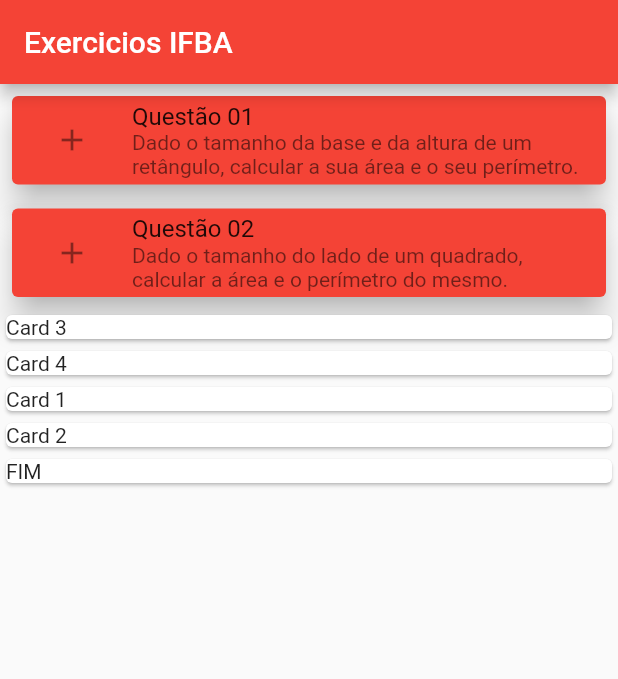
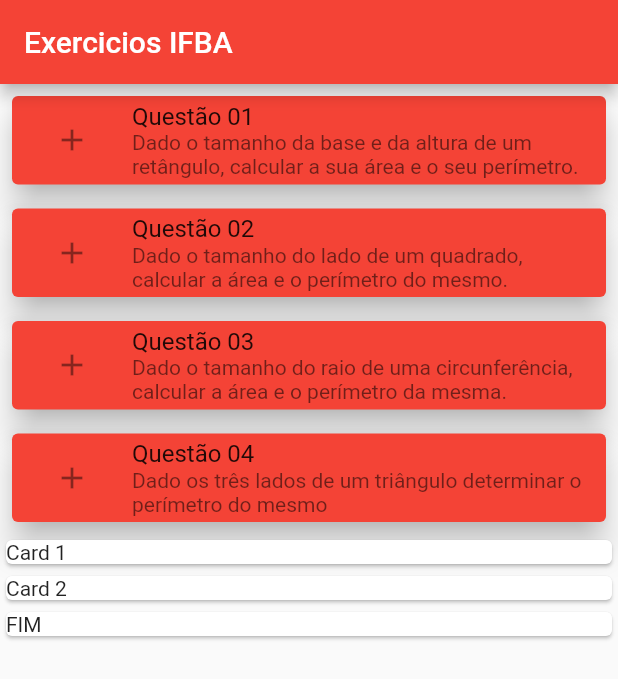
Before and after one commit to SamuelEngComp/app_lista_ifba, a Flutter app: the screen it shows after launch, on a phone screen of 412 x 824 dp. Shown: the top 679 px of the screen. Run offline on Flutter 3.47's test engine with Material 2 defaults, Android fonts, the phone set to English and light mode, and no system bars.

Commit message:
questao 04 finalizada... amanha continuo

```diff
--- /dev/null
+++ b/lib/controllers/questao_03_controller.dart
@@ -0,0 +1,10 @@
+
+//Dado o tamanho do raio de uma circunferência, calcular a área e o perímetro da mesma.
+class Questao03Controller{
+
+  static const PI = 3.14;
+
+  double areaCircunferencia(double raio) => PI*(raio*raio);
+  double perimetroCircunferencia(double raio) => 2*PI*raio;
+
+}
--- /dev/null
+++ b/lib/controllers/questao_04_controller.dart
@@ -0,0 +1,3 @@
+class Questao04Controller{
+  double perimetroTriangulo(double lado01, double lado02, double lado03) => lado01+lado02+lado03;
+}
--- a/lib/view/pagina_inicial.dart
+++ b/lib/view/pagina_inicial.dart
@@ -2,6 +2,8 @@
 import 'package:flutter/material.dart';
 import 'package:flutter_application_1/view/questao01/questao_01_view.dart';
 import 'package:flutter_application_1/view/questao02/questao_02_view.dart';
+import 'package:flutter_application_1/view/questao03/questao_03_view.dart';
+import 'package:flutter_application_1/view/questao04/questao_04_view.dart';
 
 
 class PaginaInicial extends StatelessWidget {
@@ -20,12 +22,8 @@ class PaginaInicial extends StatelessWidget {
           children: [
             Questao01(),
             Questao02(),
-          Card(
-            child: Text('Card 3'),
-          ),
-          Card(
-            child: Text('Card 4'),
-          ),
+            Questao03(),
+            Questao04(),
           Card(
             child: Text('Card 1'),
           ),
--- /dev/null
+++ b/lib/view/questao03/questao_03_view.dart
@@ -0,0 +1,40 @@
+import 'package:flutter/material.dart';
+import 'package:flutter_application_1/view/questao03/questao_03_form.dart';
+
+class Questao03 extends StatefulWidget {
+
+
+  @override
+  _Questao03State createState() => _Questao03State();
+}
+
+class _Questao03State extends State<Questao03> {
+  @override
+  Widget build(BuildContext context) {
+    return Card(
+              margin: EdgeInsets.all(8.0),
+              elevation: 9.0,
+              borderOnForeground: true,
+              color: Colors.red,
+              shadowColor: Colors.black,
+              child: Column(
+                mainAxisAlignment: MainAxisAlignment.center,
+                children: [
+                  ListTile(
+                    leading: IconButton(
+                      icon: Icon(Icons.add),
+                      onPressed: (){
+                        Navigator.push(
+                            context,
+                            MaterialPageRoute(
+                              builder: (context) => Questao03Form()));
+                        },
+                    ),
+                    title: Text('Questão 03'),
+                    subtitle: Text('Dado o tamanho do raio de uma circunferência, calcular a área e o perímetro da mesma.'),
+                  ),
+                ],
+              ),
+            );
+  }
+}
--- /dev/null
+++ b/lib/view/questao04/questao_04_view.dart
@@ -0,0 +1,40 @@
+import 'package:flutter/material.dart';
+import 'package:flutter_application_1/view/questao04/questao_04_form.dart';
+
+class Questao04 extends StatefulWidget {
+
+
+  @override
+  _Questao04State createState() => _Questao04State();
+}
+
+class _Questao04State extends State<Questao04> {
+  @override
+  Widget build(BuildContext context) {
+    return Card(
+              margin: EdgeInsets.all(8.0),
+              elevation: 9.0,
+              borderOnForeground: true,
+              color: Colors.red,
+              shadowColor: Colors.black,
+              child: Column(
+                mainAxisAlignment: MainAxisAlignment.center,
+                children: [
+                  ListTile(
+                    leading: IconButton(
+                      icon: Icon(Icons.add),
+                      onPressed: (){
+                        Navigator.push(
+                            context,
+                            MaterialPageRoute(
+                              builder: (context) => Questao04Form()));
+                        },
+                    ),
+                    title: Text('Questão 04'),
+                    subtitle: Text('Dado os três lados de um triângulo determinar o perímetro do mesmo'),
+                  ),
+                ],
+              ),
+            );
+  }
+}
```
Also changed, not shown: lib/view/questao03/questao_03_form.dart (added, +82 -0 lines), lib/view/questao04/questao_04_form.dart (added, +109 -0 lines).
